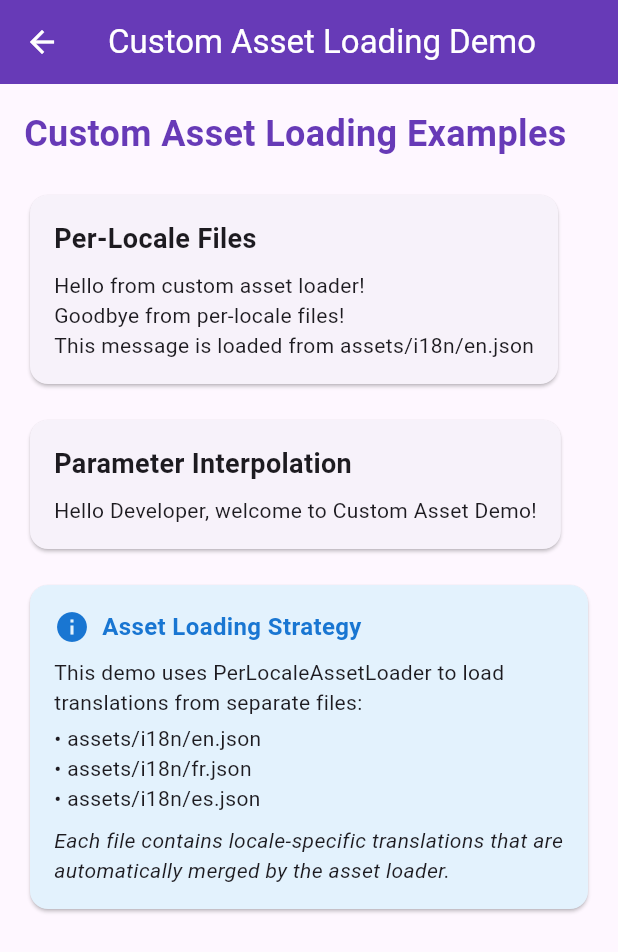
After one commit to muzzammil763/localization_by_muz, a Flutter app: the screen it shows after launch, after a tap on "Custom Assets", on a phone screen of 412 x 824 dp. The commit adds this screen. Shown: the top 952 px of the screen. Run offline on Flutter 3.47's test engine with Material 3 defaults, Android fonts, the phone set to English and light mode, and no system bars.

Commit message:
feat(i18n): add flexible asset loading system for translations
implement new asset loader system supporting multiple loading strategies including per-locale files, composite loaders, and memory-based loading for testing
add example demonstrating per-locale asset loading with en/fr/es translations
update tests to cover new asset loading functionality

````diff
--- /dev/null
+++ b/example/assets/i18n/en.json
@@ -0,0 +1,6 @@
+{
+  "customGreeting": "Hello from custom asset loader!",
+  "customFarewell": "Goodbye from per-locale files!",
+  "customMessage": "This message is loaded from assets/i18n/en.json",
+  "parameterExample": "Hello {name}, welcome to {app}!"
+}
--- /dev/null
+++ b/example/assets/i18n/es.json
@@ -0,0 +1,6 @@
+{
+  "customGreeting": "¡Hola desde el cargador de activos personalizado!",
+  "customFarewell": "¡Adiós desde archivos por idioma!",
+  "customMessage": "Este mensaje se carga desde assets/i18n/es.json",
+  "parameterExample": "¡Hola {name}, bienvenido a {app}!"
+}
--- /dev/null
+++ b/example/assets/i18n/fr.json
@@ -0,0 +1,6 @@
+{
+  "customGreeting": "Bonjour du chargeur d'actifs personnalisé!",
+  "customFarewell": "Au revoir des fichiers par locale!",
+  "customMessage": "Ce message est chargé depuis assets/i18n/fr.json",
+  "parameterExample": "Bonjour {name}, bienvenue dans {app}!"
+}
--- a/example/lib/main.dart
+++ b/example/lib/main.dart
@@ -12,8 +12,18 @@ class MyApp extends StatelessWidget {
 
   @override
   Widget build(BuildContext context) {
+    // Create a composite asset loader that combines default and per-locale loading
+    const assetLoader = CompositeAssetLoader([
+      DefaultAssetLoader(), // Load from lib/localization.json (backward compatibility)
+      PerLocaleAssetLoader(
+        basePath: 'assets/i18n',
+        supportedLocales: ['en', 'fr', 'es'],
+      ), // Load from per-locale files
+    ]);
+
     return LocalizationProvider(
       defaultLocale: 'en',
+      assetLoader: assetLoader,
       child: LocalizedBuilder(
         builder: (context, locale) {
           return MaterialApp(
--- /dev/null
+++ b/example/lib/screens/custom_asset_demo_screen.dart
@@ -0,0 +1,130 @@
+import 'package:flutter/material.dart';
+import 'package:localization_by_muz/localization_by_muz.dart';
+
+/// Demonstrates custom asset loading strategies.
+class CustomAssetDemoScreen extends StatelessWidget {
+  const CustomAssetDemoScreen({super.key});
+
+  @override
+  Widget build(BuildContext context) {
+    return Scaffold(
+      appBar: AppBar(
+        title: const Text('Custom Asset Loading Demo'),
+        backgroundColor: Colors.deepPurple,
+        foregroundColor: Colors.white,
+      ),
+      body: Padding(
+        padding: const EdgeInsets.all(16.0),
+        child: Column(
+          crossAxisAlignment: CrossAxisAlignment.start,
+          children: [
+            const Text(
+              'Custom Asset Loading Examples',
+              style: TextStyle(
+                fontSize: 24,
+                fontWeight: FontWeight.bold,
+                color: Colors.deepPurple,
+              ),
+            ),
+            const SizedBox(height: 20),
+
+            // Per-locale file example
+            Card(
+              child: Padding(
+                padding: const EdgeInsets.all(16.0),
+                child: Column(
+                  crossAxisAlignment: CrossAxisAlignment.start,
+                  children: [
+                    const Text(
+                      'Per-Locale Files',
+                      style: TextStyle(
+                        fontSize: 18,
+                        fontWeight: FontWeight.bold,
+                      ),
+                    ),
+                    const SizedBox(height: 8),
+                    Text('customGreeting'.localize()),
+                    Text('customFarewell'.localize()),
+                    Text('customMessage'.localize()),
+                  ],
+                ),
+              ),
+            ),
+
+            const SizedBox(height: 16),
+
+            // Parameter interpolation example
+            Card(
+              child: Padding(
+                padding: const EdgeInsets.all(16.0),
+                child: Column(
+                  crossAxisAlignment: CrossAxisAlignment.start,
+                  children: [
+                    const Text(
+                      'Parameter Interpolation',
+                      style: TextStyle(
+                        fontSize: 18,
+                        fontWeight: FontWeight.bold,
+                      ),
+                    ),
+                    const SizedBox(height: 8),
+                    Text(
+                      'parameterExample'.localizeArgs(
+                        args: {
+                          'name': 'Developer',
+                          'app': 'Custom Asset Demo',
+                        },
+                      ),
+                    ),
+                  ],
+                ),
+              ),
+            ),
+
+            const SizedBox(height: 16),
+
+            // Information card
+            Card(
+              color: Colors.blue.shade50,
+              child: Padding(
+                padding: const EdgeInsets.all(16.0),
+                child: Column(
+                  crossAxisAlignment: CrossAxisAlignment.start,
+                  children: [
+                    Row(
+                      children: [
+                        Icon(Icons.info, color: Colors.blue.shade700),
+                        const SizedBox(width: 8),
+                        Text(
+                          'Asset Loading Strategy',
+                          style: TextStyle(
+                            fontSize: 16,
+                            fontWeight: FontWeight.bold,
+                            color: Colors.blue.shade700,
+                          ),
+                        ),
+                      ],
+                    ),
+                    const SizedBox(height: 8),
+                    const Text(
+                      'This demo uses PerLocaleAssetLoader to load translations from separate files:',
+                    ),
+                    const SizedBox(height: 4),
+                    const Text('• assets/i18n/en.json'),
+                    const Text('• assets/i18n/fr.json'),
+                    const Text('• assets/i18n/es.json'),
+                    const SizedBox(height: 8),
+                    const Text(
+                      'Each file contains locale-specific translations that are automatically merged by the asset loader.',
+                      style: TextStyle(fontStyle: FontStyle.italic),
+                    ),
+                  ],
+                ),
+              ),
+            ),
+          ],
+        ),
+      ),
+    );
+  }
+}
--- a/example/lib/screens/home_screen.dart
+++ b/example/lib/screens/home_screen.dart
@@ -3,6 +3,7 @@ import 'package:flutter/material.dart';
 import 'package:localization_by_muz/localization_by_muz.dart';
 
 import 'about_screen.dart';
+import 'custom_asset_demo_screen.dart';
 import 'inline_example_screen.dart';
 import 'json_example_screen.dart';
 import 'language_selection_screen.dart';
@@ -153,6 +154,31 @@ class HomeScreen extends StatelessWidget {
                       ),
                       _buildNavigationCard(
                         context,
+                        title: "Custom Assets".localize({
+                          "en": "Custom Assets",
+                          "fr": "Actifs personnalisés",
+                          "es": "Activos personalizados",
+                          "de": "Benutzerdefinierte Assets",
+                          "ar": "الأصول المخصصة",
+                        }),
+                        subtitle: "customAssetDesc".localize({
+                          "en": "Per-locale asset loading demo",
+                          "fr": "Démo de chargement d'actifs par locale",
+                          "es": "Demo de carga de activos por idioma",
+                          "de": "Demo für lokalisierte Asset-Ladung",
+                          "ar": "عرض تحميل الأصول حسب اللغة",
+                        }),
+                        icon: Icons.folder_special,
+                        color: Colors.teal,
+                        onTap: () => Navigator.push(
+                          context,
+                          MaterialPageRoute(
+                            builder: (context) => const CustomAssetDemoScreen(),
+                          ),
+                        ),
+                      ),
+                      _buildNavigationCard(
+                        context,
                         title: "aboutApp".localize(),
                         subtitle: "aboutAppDesc".localize({
                           "en": "Learn about this package",
--- a/example/pubspec.yaml
+++ b/example/pubspec.yaml
@@ -62,6 +62,7 @@ flutter:
   # To add assets to your application, add an assets section, like this:
   assets:
     - lib/localization.json
+    - assets/i18n/
 
   # An image asset can refer to one or more resolution-specific "variants", see
   # https://flutter.dev/to/resolution-aware-images
--- a/lib/localization_by_muz.dart
+++ b/lib/localization_by_muz.dart
@@ -4,6 +4,7 @@
 // Translations Or A JSON File At `lib/localization.json`. Includes Widgets
 // And Helpers For Instant Runtime Language Switching.
 
+export 'src/asset_loader.dart';
 export 'src/localization_manager.dart';
 export 'src/localization_provider.dart';
 export 'src/localized_widget.dart';
--- /dev/null
+++ b/lib/src/asset_loader.dart
@@ -0,0 +1,152 @@
+import 'dart:convert';
+
+import 'package:flutter/foundation.dart';
+import 'package:flutter/services.dart';
+
+/// Abstract base class for loading localization assets.
+///
+/// Implement this interface to create custom asset loading strategies.
+abstract class AssetLoader {
+  /// Loads translations and returns a map of locale -> key -> value.
+  ///
+  /// The returned map should be in the format:
+  /// ```
+  /// {
+  ///   'translationKey': {
+  ///     'en': 'English text',
+  ///     'fr': 'French text',
+  ///     ...
+  ///   }
+  /// }
+  /// ```
+  Future<Map<String, Map<String, String>>> loadTranslations();
+}
+
+/// Default asset loader that reads from a single JSON file.
+///
+/// This maintains backward compatibility with the original implementation.
+class DefaultAssetLoader implements AssetLoader {
+  /// The path to the JSON file containing translations.
+  final String assetPath;
+
+  const DefaultAssetLoader({this.assetPath = 'lib/localization.json'});
+
+  @override
+  Future<Map<String, Map<String, String>>> loadTranslations() async {
+    try {
+      final String jsonString = await rootBundle.loadString(assetPath);
+      final Map<String, dynamic> jsonMap = json.decode(jsonString);
+
+      final Map<String, Map<String, String>> translations = {};
+      jsonMap.forEach((key, value) {
+        if (value is Map<String, dynamic>) {
+          translations[key] = Map<String, String>.from(value);
+        }
+      });
+      return translations;
+    } catch (e) {
+      debugPrint('Warning: Could not load localization file from $assetPath: $e');
+      return {};
+    }
+  }
+}
+
+/// Asset loader that supports per-locale files.
+///
+/// Loads separate JSON files for each locale and merges them.
+/// Example file structure:
+/// ```
+/// assets/i18n/
+///   ├── en.json
+///   ├── fr.json
+///   └── es.json
+/// ```
+class PerLocaleAssetLoader implements AssetLoader {
+  /// The base directory path containing locale files.
+  final String basePath;
+
+  /// List of supported locale codes.
+  final List<String> supportedLocales;
+
+  /// File extension for locale files.
+  final String fileExtension;
+
+  const PerLocaleAssetLoader({
+    required this.basePath,
+    required this.supportedLocales,
+    this.fileExtension = '.json',
+  });
+
+  @override
+  Future<Map<String, Map<String, String>>> loadTranslations() async {
+    final Map<String, Map<String, String>> allTranslations = {};
+
+    for (final locale in supportedLocales) {
+      final filePath = '$basePath/$locale$fileExtension';
+      try {
+        final String jsonString = await rootBundle.loadString(filePath);
+        final Map<String, dynamic> localeData = json.decode(jsonString);
+
+        // Convert flat locale file to nested structure
+        localeData.forEach((key, value) {
+          if (value is String) {
+            allTranslations.putIfAbsent(key, () => {})[locale] = value;
+          }
+        });
+      } catch (e) {
+        debugPrint('Warning: Could not load locale file $filePath: $e');
+      }
+    }
+
+    return allTranslations;
+  }
+}
+
+/// Asset loader that combines multiple loading strategies.
+///
+/// Loads from multiple sources and merges the results, with later loaders
+/// taking precedence over earlier ones.
+class CompositeAssetLoader implements AssetLoader {
+  /// List of asset loaders to combine.
+  final List<AssetLoader> loaders;
+
+  const CompositeAssetLoader(this.loaders);
+
+  @override
+  Future<Map<String, Map<String, String>>> loadTranslations() async {
+    final Map<String, Map<String, String>> mergedTranslations = {};
+
+    for (final loader in loaders) {
+      try {
+        final translations = await loader.loadTranslations();
+        _mergeTranslations(mergedTranslations, translations);
+      } catch (e) {
+        debugPrint('Warning: Asset loader failed: $e');
+      }
+    }
+
+    return mergedTranslations;
+  }
+
+  void _mergeTranslations(
+    Map<String, Map<String, String>> target,
+    Map<String, Map<String, String>> source,
+  ) {
+    source.forEach((key, localeMap) {
+      target.putIfAbsent(key, () => {}).addAll(localeMap);
+    });
+  }
+}
+
+/// Memory-based asset loader for testing or runtime translations.
+class MemoryAssetLoader implements AssetLoader {
+  /// The translations data.
+  final Map<String, Map<String, String>> translations;
+
+  const MemoryAssetLoader(this.translations);
+
+  @override
+  Future<Map<String, Map<String, String>>> loadTranslations() async {
+    return Map.from(translations);
+  }
+}
--- a/lib/src/localization_manager.dart
+++ b/lib/src/localization_manager.dart
@@ -2,6 +2,8 @@ import 'dart:convert';
 
 import 'package:flutter/foundation.dart';
 import 'package:flutter/services.dart';
+
+import 'asset_loader.dart';
 
 /// Manages loading translations and resolving localized strings.
 ///
@@ -21,9 +23,13 @@ class LocalizationManager {
   String _currentLocale = 'en';
   Map<String, Map<String, String>> _translations = {};
   bool _isInitialized = false;
+  AssetLoader? _assetLoader;
 
   /// The currently selected locale code (e.g. `en`, `fr`).
   String get currentLocale => _currentLocale;
+
+  /// Whether the manager has been initialized.
+  bool get isInitialized => _isInitialized;
 
   /// Initializes the manager and loads translations from JSON.
   ///
@@ -32,11 +38,19 @@ class LocalizationManager {
   ///
   /// Set [skipAssetLoading] to `true` to bypass reading `lib/localization.json`.
   /// This is primarily useful in tests where the asset may not be present.
-  Future<void> initialize(
-      {String defaultLocale = 'en', bool skipAssetLoading = false}) async {
+  ///
+  /// Provide a custom [assetLoader] to use alternative loading strategies.
+  /// If not provided, defaults to [DefaultAssetLoader] with 'lib/localization.json'.
+  Future<void> initialize({
+    String defaultLocale = 'en',
+    bool skipAssetLoading = false,
+    AssetLoader? assetLoader,
+  }) async {
     if (_isInitialized) return;
 
     _currentLocale = defaultLocale;
+    _assetLoader = assetLoader ?? const DefaultAssetLoader();
+
     if (!skipAssetLoading) {
       await _loadTranslations();
     } else {
@@ -51,23 +65,15 @@ class LocalizationManager {
     _isInitialized = false;
     _translations.clear();
     _listeners.clear();
+    _assetLoader = null;
   }
 
   Future<void> _loadTranslations() async {
     try {
-      final String jsonString = await rootBundle.loadString(
-        'lib/localization.json',
-      );
-      final Map<String, dynamic> jsonMap = json.decode(jsonString);
-
-      _translations.clear();
-      jsonMap.forEach((key, value) {
-        if (value is Map<String, dynamic>) {
-          _translations[key] = Map<String, String>.from(value);
-        }
-      });
+      final loader = _assetLoader ?? const DefaultAssetLoader();
+      _translations = await loader.loadTranslations();
     } catch (e) {
-      debugPrint('Warning: Could Not Load localization.json File: $e');
+      debugPrint('Warning: Could not load translations: $e');
       _translations = {};
     }
   }
--- a/lib/src/localization_provider.dart
+++ b/lib/src/localization_provider.dart
@@ -1,5 +1,6 @@
 import 'package:flutter/widgets.dart';
 
+import 'asset_loader.dart';
 import 'localization_manager.dart';
 
 /// Provides localization state to the widget tree and initializes
@@ -14,10 +15,17 @@ class LocalizationProvider extends StatefulWidget {
   /// The initial locale code to use (e.g. `en`, `fr`).
   final String defaultLocale;
 
+  /// Custom asset loader for loading translations.
+  ///
+  /// If not provided, defaults to [DefaultAssetLoader] which reads from
+  /// 'lib/localization.json' for backward compatibility.
+  final AssetLoader? assetLoader;
+
   const LocalizationProvider({
     super.key,
     required this.child,
     this.defaultLocale = 'en',
+    this.assetLoader,
   });
 
   @override
@@ -54,6 +62,7 @@ class _LocalizationProviderState extends State<LocalizationProvider> {
   void _initialize() async {
     await LocalizationManager.instance.initialize(
       defaultLocale: widget.defaultLocale,
+      assetLoader: widget.assetLoader,
     );
     if (mounted) {
       setState(() {
````
Also changed, not shown: example/pubspec.lock, 3 other files.
